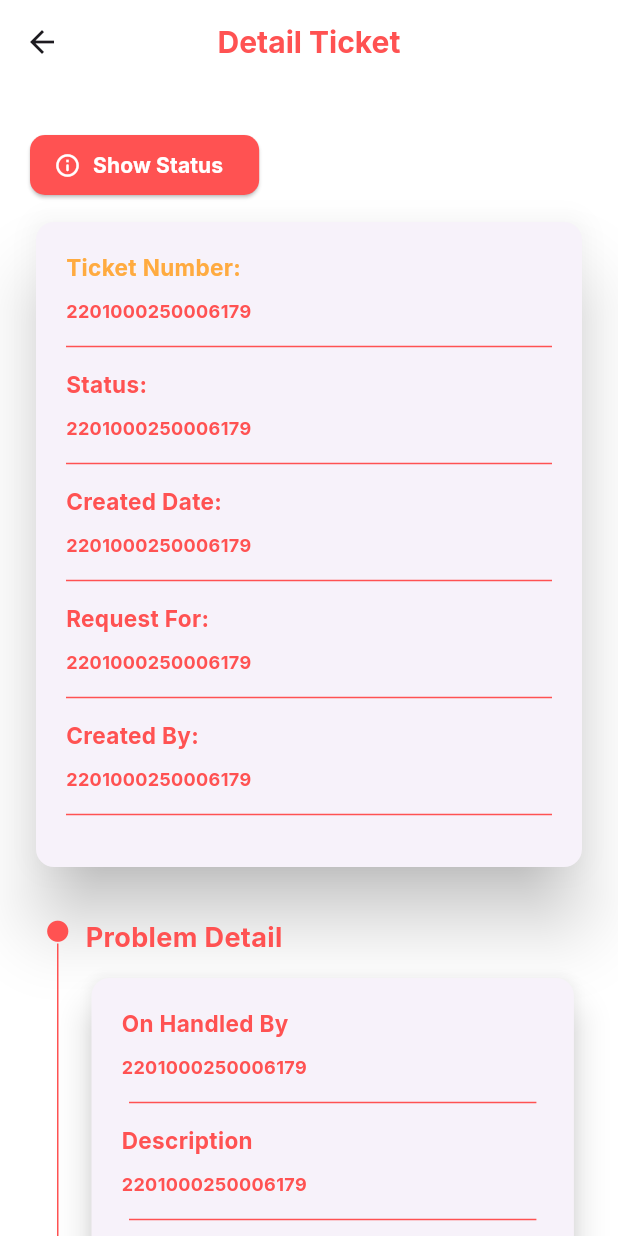
After one commit to albertpurnawan/final_helpdesk, a Flutter app: the BrowsePage screen opened by its route, after a tap on "Ticket Number", on a phone screen of 412 x 824 dp. The commit adds this screen. Run offline on Flutter 3.47's test engine with Material 2 defaults, Android fonts, the phone set to English and light mode, and no system bars; our stand-ins replace awesome_dialog, file_picker, get, google_fonts, lottie, syncfusion_flutter_charts.

Commit message:
Browse and detail

```diff
--- a/lib/data/browse_issue_data.dart
+++ b/lib/data/browse_issue_data.dart
@@ -24,11 +24,19 @@ final allIssue = <BrowseIssue>[
       issueDesc:
           'Mohon bantuannya untuk kebutuhan link zoom meeting dbi: Nama : Aluisius Dwiki NIK : 100717 Department / Divisi : Sisdur Hari & Tanggal : Kamis, 17 Nov 2022 Waktu : 13.30 - Selesai (Waktu mohon agar Tentative sampe Sore karena mempertimbangkan adanya perubahan Waktu) Tema & Topik : Meeting Review Pencapaian KPI Operational 2022 - Import & Accounting GL',
       requestFor: 'MM04991 - Albert',
-      createdBy: 'MM04994 - Daniel',
+      createdBy: 'MM04984 - Edward',
       status: 'Review',
       supportCategory: 'Application Problem'),
   BrowseIssue(
-      ticketNum: 2201000250006179,
+      ticketNum: 2201000250006176,
+      createdDate: DateTime.now(),
+      issueDesc: 'Absensi Oka tanggal 14/11/2022 ada 44 orang belum naik.',
+      requestFor: 'MM04982 - Dimas',
+      createdBy: 'MM04980 - James Kurniawan',
+      status: 'Open',
+      supportCategory: 'Technical Problem'),
+  BrowseIssue(
+      ticketNum: 2201000250006175,
       createdDate: DateTime.now(),
       issueDesc: 'Absensi Oka tanggal 14/11/2022 ada 44 orang belum naik.',
       requestFor: 'MM04991 - Albert',
@@ -36,18 +44,10 @@ final allIssue = <BrowseIssue>[
       status: 'Open',
       supportCategory: 'Technical Problem'),
   BrowseIssue(
-      ticketNum: 2201000250006179,
+      ticketNum: 2201000250006174,
       createdDate: DateTime.now(),
       issueDesc: 'Absensi Oka tanggal 14/11/2022 ada 44 orang belum naik.',
-      requestFor: 'MM04991 - Albert',
-      createdBy: 'MM04994 - Daniel',
-      status: 'Open',
-      supportCategory: 'Technical Problem'),
-  BrowseIssue(
-      ticketNum: 2201000250006179,
-      createdDate: DateTime.now(),
-      issueDesc: 'Absensi Oka tanggal 14/11/2022 ada 44 orang belum naik.',
-      requestFor: 'MM04991 - Albert',
+      requestFor: 'MM04983 - Octo',
       createdBy: 'MM04994 - Daniel',
       status: 'Open',
       supportCategory: 'Technical Problem'),
--- /dev/null
+++ b/lib/pages/browse_detail_page.dart
@@ -0,0 +1,273 @@
+import 'package:flutter/material.dart';
+import 'package:get/get.dart';
+import 'package:google_fonts/google_fonts.dart';
+import 'package:helpdesk_skripsi/style.dart';
+import 'package:helpdesk_skripsi/util/appbar.dart';
+
+class BrowsesDetailPage extends StatefulWidget {
+  const BrowsesDetailPage({super.key});
+
+  @override
+  State<BrowsesDetailPage> createState() => _BrowseDetailPageState();
+}
+
+class _BrowseDetailPageState extends State<BrowsesDetailPage> {
+  @override
+  Widget build(BuildContext context) {
+    return Scaffold(
+      appBar: const MyAppBar(title: 'Detail Ticket', showBackBtn: true),
+      backgroundColor: primaryColor,
+      body: SingleChildScrollView(
+        padding: const EdgeInsets.all(20),
+        scrollDirection: Axis.vertical,
+        child: Column(
+          crossAxisAlignment: CrossAxisAlignment.start,
+          children: [
+            const SizedBox(height: 10),
+            ElevatedButton.icon(
+                style: TextButton.styleFrom(
+                  foregroundColor: primaryColor,
+                  backgroundColor: secondaryColor,
+                  shape: RoundedRectangleBorder(
+                    borderRadius: BorderRadius.circular(10),
+                  ),
+                ),
+                onPressed: () {},
+                icon: const Icon(Icons.info_outline_rounded),
+                label: Text('Show Status',
+                    style: GoogleFonts.inter(
+                        color: primaryColor, fontWeight: FontWeight.bold))),
+            const SizedBox(height: 10),
+            const TopCard(),
+            const SizedBox(height: 30),
+            const BelowCard(),
+          ],
+        ),
+      ),
+    );
+  }
+}
+
+class TopCard extends StatelessWidget {
+  const TopCard({
+    Key? key,
+  }) : super(key: key);
+
+  @override
+  Widget build(BuildContext context) {
+    return Card(
+      elevation: 20,
+      child: Padding(
+        padding: const EdgeInsets.all(20),
+        child: Column(
+          crossAxisAlignment: CrossAxisAlignment.start,
+          children: [
+            Text("Ticket Number:",
+                style: GoogleFonts.inter(
+                    fontSize: 15,
+                    color: Colors.orangeAccent,
+                    fontWeight: FontWeight.bold)),
+            const SizedBox(height: 10),
+            Text(Get.parameters['tickteNum'].toString(),
+                style: GoogleFonts.inter(
+                    fontSize: 12,
+                    color: secondaryColor,
+                    fontWeight: FontWeight.bold)),
+            Divider(
+              color: secondaryColor,
+              height: 30,
+            ),
+            Text("Status:",
+                style: GoogleFonts.inter(
+                    fontSize: 15,
+                    color: secondaryColor,
+                    fontWeight: FontWeight.bold)),
+            const SizedBox(height: 10),
+            Text(Get.parameters['tickteNum'].toString(),
+                style: GoogleFonts.inter(
+                    fontSize: 12,
+                    color: secondaryColor,
+                    fontWeight: FontWeight.bold)),
+            Divider(
+              color: secondaryColor,
+              height: 30,
+            ),
+            Text("Created Date:",
+                style: GoogleFonts.inter(
+                    fontSize: 15,
+                    color: secondaryColor,
+                    fontWeight: FontWeight.bold)),
+            const SizedBox(height: 10),
+            Text(Get.parameters['tickteNum'].toString(),
+                style: GoogleFonts.inter(
+                    fontSize: 12,
+                    color: secondaryColor,
+                    fontWeight: FontWeight.bold)),
+            Divider(
+              color: secondaryColor,
+              height: 30,
+            ),
+            Text("Request For:",
+                style: GoogleFonts.inter(
+                    fontSize: 15,
+                    color: secondaryColor,
+                    fontWeight: FontWeight.bold)),
+            const SizedBox(height: 10),
+            Text(Get.parameters['tickteNum'].toString(),
+                style: GoogleFonts.inter(
+                    fontSize: 12,
+                    color: secondaryColor,
+                    fontWeight: FontWeight.bold)),
+            Divider(
+              color: secondaryColor,
+              height: 30,
+            ),
+            Text("Created By:",
+                style: GoogleFonts.inter(
+                    fontSize: 15,
+                    color: secondaryColor,
+                    fontWeight: FontWeight.bold)),
+            const SizedBox(height: 10),
+            Text(Get.parameters['tickteNum'].toString(),
+                style: GoogleFonts.inter(
+                    fontSize: 12,
+                    color: secondaryColor,
+                    fontWeight: FontWeight.bold)),
+            Divider(
+              color: secondaryColor,
+              height: 30,
+            ),
+          ],
+        ),
+      ),
+    );
+  }
+}
+
+class BelowCard extends StatelessWidget {
+  const BelowCard({
+    Key? key,
+  }) : super(key: key);
+
+  @override
+  Widget build(BuildContext context) {
+    return Padding(
+      padding: const EdgeInsets.only(left: 10),
+      child: Row(
+        crossAxisAlignment: CrossAxisAlignment.start,
+        children: [
+          // icon dan garis
+          Column(
+            children: [
+              Icon(
+                Icons.circle,
+                size: 17,
+                color: secondaryColor,
+              ),
+              const SizedBox(width: 10),
+              Container(height: 400, width: 1, color: secondaryColor),
+            ],
+          ),
+          // card problem detail
+          Padding(
+            padding: const EdgeInsets.only(left: 10),
+            child: Column(
+              crossAxisAlignment: CrossAxisAlignment.start,
+              children: [
+                Text("Problem Detail",
+                    style: GoogleFonts.inter(
+                        fontSize: 18,
+                        color: secondaryColor,
+                        fontWeight: FontWeight.bold)),
+                const SizedBox(height: 10),
+                SizedBox(
+                  width: MediaQuery.of(context).size.width * 0.8,
+                  child: Card(
+                    elevation: 10,
+                    child: Padding(
+                      padding: const EdgeInsets.all(20),
+                      child: Column(
+                        crossAxisAlignment: CrossAxisAlignment.start,
+                        children: [
+                          Text("On Handled By",
+                              style: GoogleFonts.inter(
+                                  fontSize: 15,
+                                  color: secondaryColor,
+                                  fontWeight: FontWeight.bold)),
+                          const SizedBox(height: 10),
+                          Text(Get.parameters['tickteNum'].toString(),
+                              style: GoogleFonts.inter(
+                                  fontSize: 12,
+                                  color: secondaryColor,
+                                  fontWeight: FontWeight.bold)),
+                          Divider(
+                            color: secondaryColor,
+                            height: 30,
+                            indent: 5,
+                            endIndent: 5,
+                          ),
+                          Text("Description",
+                              style: GoogleFonts.inter(
+                                  fontSize: 15,
+                                  color: secondaryColor,
+                                  fontWeight: FontWeight.bold)),
+                          const SizedBox(height: 10),
+                          Text(Get.parameters['tickteNum'].toString(),
+                              style: GoogleFonts.inter(
+                                  fontSize: 12,
+                                  color: secondaryColor,
+                                  fontWeight: FontWeight.bold)),
+                          Divider(
+                            color: secondaryColor,
+                            height: 30,
+                            indent: 5,
+                            endIndent: 5,
+                          ),
+                          Text("Attachments",
+                              style: GoogleFonts.inter(
+                                  fontSize: 15,
+                                  color: secondaryColor,
+                                  fontWeight: FontWeight.bold)),
+                          const SizedBox(height: 10),
+                          Text(Get.parameters['tickteNum'].toString(),
+                              style: GoogleFonts.inter(
+                                  fontSize: 12,
+                                  color: secondaryColor,
+                                  fontWeight: FontWeight.bold)),
+                          Divider(
+                            color: secondaryColor,
+                            height: 30,
+                            indent: 5,
+                            endIndent: 5,
+                          ),
+                          Text("Messages/Comments",
+                              style: GoogleFonts.inter(
+                                  fontSize: 15,
+                                  color: secondaryColor,
+                                  fontWeight: FontWeight.bold)),
+                          const SizedBox(height: 10),
+                          Text(Get.parameters['tickteNum'].toString(),
+                              style: GoogleFonts.inter(
+                                  fontSize: 12,
+                                  color: secondaryColor,
+                                  fontWeight: FontWeight.bold)),
+                          Divider(
+                            color: secondaryColor,
+                            height: 30,
+                            indent: 5,
+                            endIndent: 5,
+                          ),
+                        ],
+                      ),
+                    ),
+                  ),
+                ),
+              ],
+            ),
+          ),
+          const SizedBox(height: 10),
+        ],
+      ),
+    );
+  }
+}
--- a/lib/pages/browse_page.dart
+++ b/lib/pages/browse_page.dart
@@ -39,7 +39,8 @@ class _BrowsePageState extends State<BrowsePage> {
                   return GestureDetector(
                     child: buildCard(issue),
                     onTap: () {
-                      Get.toNamed('${RouteClass.detail}/${issue.ticketNum}');
+                      Get.toNamed(
+                          '${RouteClass.browsedetail}/${issue.ticketNum}');
                     },
                   );
                 },
@@ -48,8 +49,6 @@ class _BrowsePageState extends State<BrowsePage> {
           ),
         ],
       ),
-      // bottomNavigationBar: const BottomNavbar(),
-      // drawer: const MyDrawer(),
     );
   }
 
@@ -60,6 +59,7 @@ class _BrowsePageState extends State<BrowsePage> {
         children: [
           Padding(
             padding: const EdgeInsets.all(20),
+            child: IntrinsicHeight(
               child: Row(
                 mainAxisAlignment: MainAxisAlignment.spaceBetween,
                 children: [
@@ -125,6 +125,10 @@ class _BrowsePageState extends State<BrowsePage> {
                       ),
                     ],
                   ),
+                  VerticalDivider(
+                    thickness: 1,
+                    color: secondaryColor,
+                  ),
                   // COLUMN KANAN
                   Column(
                     crossAxisAlignment: CrossAxisAlignment.start,
@@ -189,6 +193,7 @@ class _BrowsePageState extends State<BrowsePage> {
                 ],
               ),
             ),
+          ),
           Text(
             "Issue Desc",
             style: GoogleFonts.inter(
--- a/lib/routes/routes.dart
+++ b/lib/routes/routes.dart
@@ -1,5 +1,5 @@
 import 'package:get/get.dart';
-import 'package:helpdesk_skripsi/pages/Detail_page.dart';
+import 'package:helpdesk_skripsi/pages/browse_detail_page.dart';
 import 'package:helpdesk_skripsi/pages/browse_page.dart';
 import 'package:helpdesk_skripsi/pages/navpages/create_ticket_page.dart';
 import 'package:helpdesk_skripsi/pages/dashboard_page.dart';
@@ -22,7 +22,7 @@ class RouteClass {
   static String report = "/report";
   static String browse = "/browse";
   static String joblist = "/joblist";
-  static String detail = "/detail";
+  static String browsedetail = "/browsedetail";
 
   static String getLoginRoute() => login;
   static String getDashboardRoute() => dashboard;
@@ -34,7 +34,7 @@ class RouteClass {
   static String getReportRoute() => report;
   static String getBrowseRoute() => browse;
   static String getJoblistRoute() => joblist;
-  static String getDetailRoute() => detail;
+  static String getDetailRoute() => browsedetail;
 
 // kalo mau balik ke page sebelumnya di OnTap kasih Get.back()
 // kalo mau menuju page selanjutnya di OnTap kasih contoh:
@@ -56,7 +56,7 @@ class RouteClass {
     GetPage(name: browse, page: () => const BrowsePage()),
     GetPage(name: joblist, page: () => const JoblistPage()),
     GetPage(
-        name: '${RouteClass.detail}/:tickteNum',
-        page: () => const DetailPage()),
+        name: '${RouteClass.browsedetail}/:tickteNum',
+        page: () => const BrowsesDetailPage()),
   ];
 }
```
Lines whose indentation alone changed are shown as unchanged.
